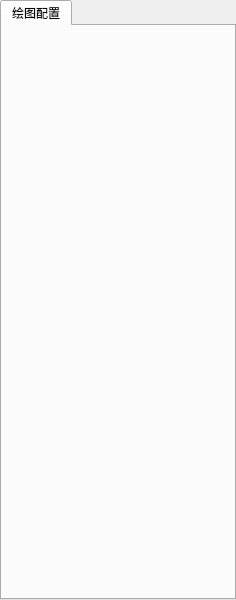
Old version of the form ui/right_panel.ui in the repository FOHEART/MotionGloveSDK_python.
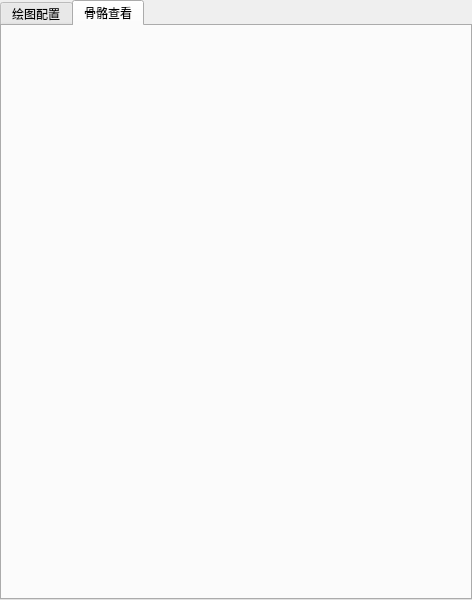
New version of the form. The open tabs and pages were chosen to show the change.

Commit message: feat: Add Bone Viewer widget to display skeletal hierarchy and Euler angles

```diff
--- a/ui/right_panel.ui
+++ b/ui/right_panel.ui
@@ -6,22 +6,28 @@
    <rect>
     <x>0</x>
     <y>0</y>
-    <width>236</width>
+    <width>472</width>
     <height>600</height>
    </rect>
   </property>
   <property name="minimumSize">
    <size>
-    <width>236</width>
+    <width>472</width>
     <height>0</height>
    </size>
   </property>
   <property name="maximumSize">
    <size>
-    <width>236</width>
+    <width>16777215</width>
     <height>16777215</height>
    </size>
   </property>
+  <property name="sizePolicy">
+   <sizepolicy hsizetype="Expanding" vsizetype="Expanding">
+    <horstretch>0</horstretch>
+    <verstretch>0</verstretch>
+   </sizepolicy>
+  </property>
   <layout class="QVBoxLayout" name="rootLayout">
    <property name="leftMargin">
     <number>0</number>
@@ -59,6 +65,25 @@
        </property>
       </layout>
      </widget>
+     <widget class="QWidget" name="tab_bone_viewer">
+      <attribute name="title">
+       <string>骨骼查看</string>
+      </attribute>
+      <layout class="QVBoxLayout" name="layout_tab_bone_viewer">
+       <property name="leftMargin">
+        <number>0</number>
+       </property>
+       <property name="topMargin">
+        <number>0</number>
+       </property>
+       <property name="rightMargin">
+        <number>0</number>
+       </property>
+       <property name="bottomMargin">
+        <number>0</number>
+       </property>
+      </layout>
+     </widget>
     </widget>
    </item>
   </layout>
```
The commit also changes 3 other files.
